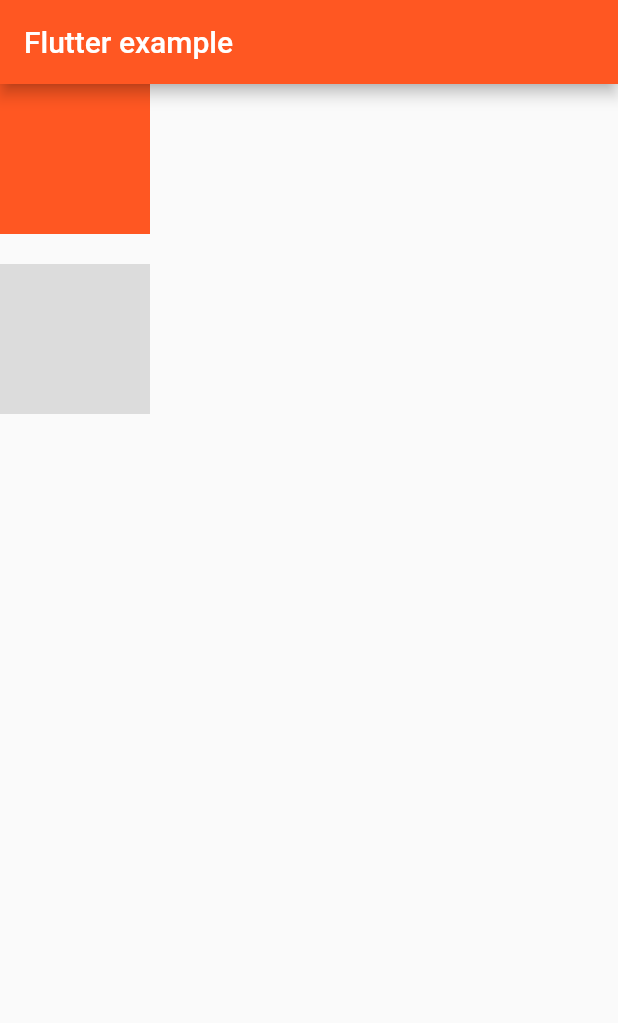
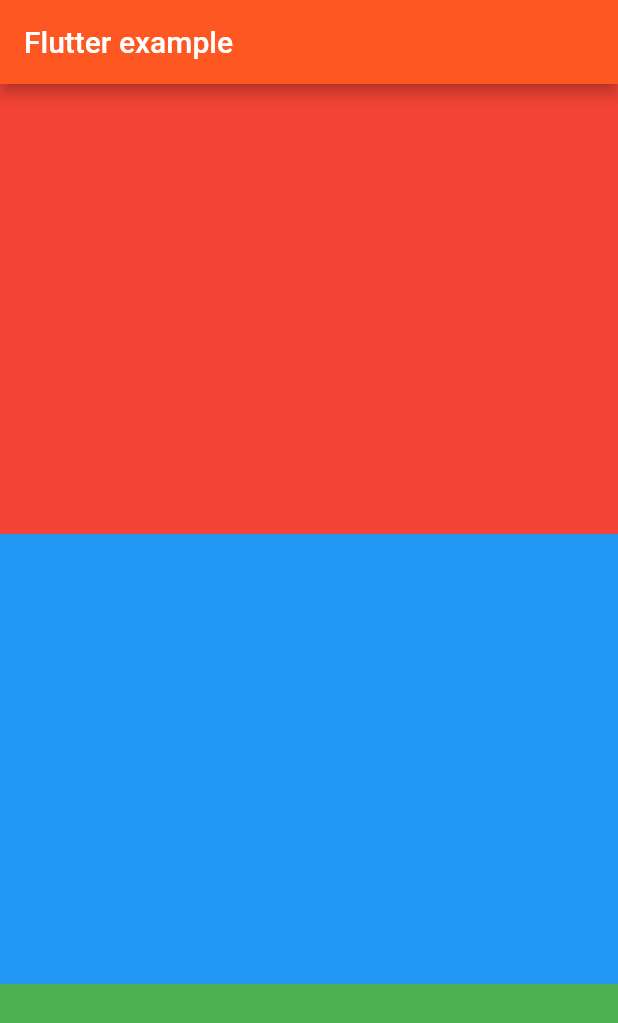
Before and after one commit to kimts2627/flutter-pratice, a Flutter app: the screen it shows after launch, on a phone screen of 412 x 824 dp. Shown: the top 1023 px of the screen. Run offline on Flutter 3.47's test engine with Material 2 defaults, Android fonts, the phone set to English and light mode, and no system bars.

Commit message:
ListView Test

```diff
--- a/lib/main.dart
+++ b/lib/main.dart
@@ -25,16 +25,27 @@ class ContainerWidget extends StatelessWidget {
       appBar: AppBar(
         title: Text('Flutter example')
       ),
-      body: Column(
+      body: ListView(
         children: [
-          Container(color: Colors.deepOrange, height: 100, width: 100,),
-          SizedBox(
-            height: 20,
-            width: 20,
-          ),
-          Container(color: Colors.black12, height: 100, width: 100,)
+          Container(color: Colors.red, height: 300,),
+          Container(color: Colors.blue, height: 300,),
+          Container(color: Colors.green, height: 300,),
         ],
       ),
+
+
+      // body: Column(
+      //   children: [
+      //     Container(color: Colors.deepOrange, height: 100, width: 100,),
+      //     SizedBox(
+      //       height: 20,
+      //       width: 20,
+      //     ),
+      //     Container(color: Colors.black12, height: 100, width: 100,)
+      //   ],
+      // ),
+
+
       // body: Container(
       //   child: RaisedButton(
       //     child: Text('Push me!'),
```
